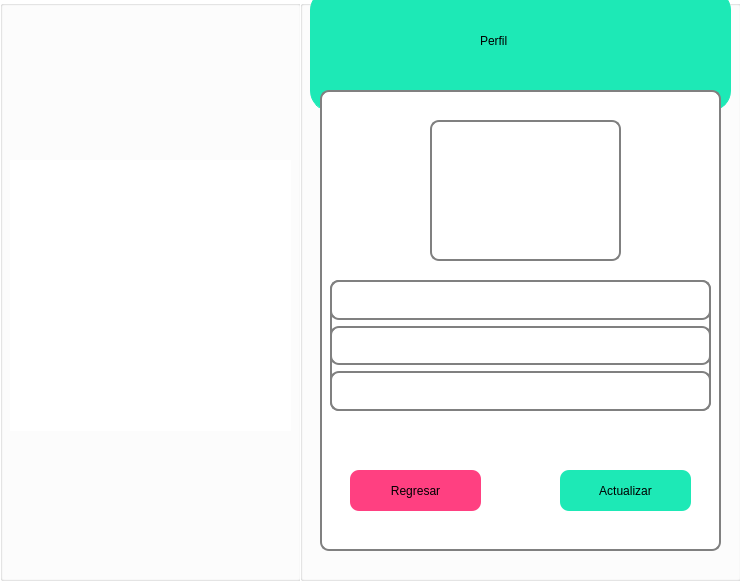
The window that SCS/foto.ui (sagarme17/SCS) describes before a commit, drawn with Qt 5.
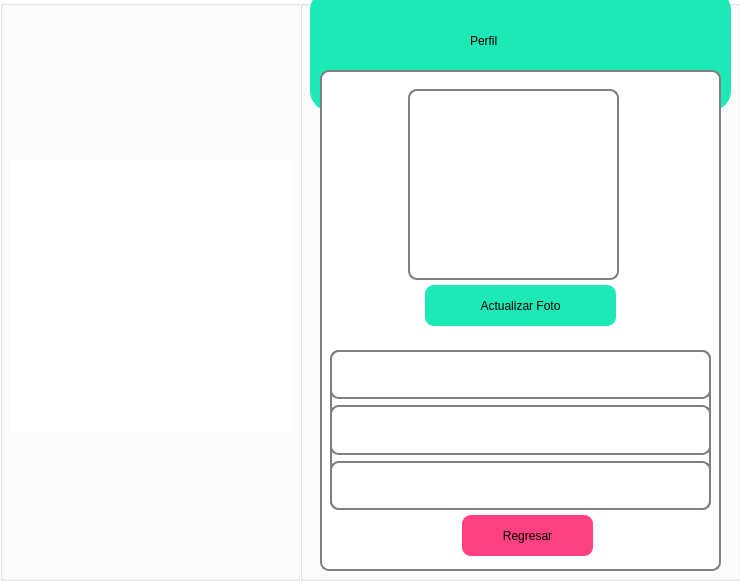
The same window after the commit. Icons and pictures are not drawn.

The edit to the form file:
```diff
--- a/SCS/foto.ui
+++ b/SCS/foto.ui
@@ -63,9 +63,9 @@
    <widget class="QLabel" name="Alumno">
     <property name="geometry">
      <rect>
-      <x>180</x>
+      <x>170</x>
       <y>20</y>
-      <width>91</width>
+      <width>111</width>
       <height>41</height>
      </rect>
     </property>
@@ -83,9 +83,9 @@
     <property name="geometry">
      <rect>
       <x>20</x>
-      <y>90</y>
+      <y>70</y>
       <width>401</width>
-      <height>461</height>
+      <height>501</height>
      </rect>
     </property>
     <property name="styleSheet">
@@ -97,41 +97,12 @@
     <property name="title">
      <string/>
     </property>
-    <widget class="QPushButton" name="Regresar">
-     <property name="geometry">
-      <rect>
-       <x>30</x>
-       <y>380</y>
-       <width>131</width>
-       <height>41</height>
-      </rect>
-     </property>
-     <property name="mouseTracking">
-      <bool>true</bool>
-     </property>
-     <property name="focusPolicy">
-      <enum>Qt::ClickFocus</enum>
-     </property>
-     <property name="styleSheet">
-      <string notr="true">background-color: #FF4081;
-font: 14pt 75 &quot;Times New Roman&quot;;
-border:none;
-hover!pressed:border: 5px solid blue;
-</string>
-     </property>
-     <property name="text">
-      <string>Regresar</string>
-     </property>
-     <property name="flat">
-      <bool>false</bool>
-     </property>
-    </widget>
     <widget class="QPushButton" name="Actualizar">
      <property name="geometry">
       <rect>
-       <x>240</x>
-       <y>380</y>
-       <width>131</width>
+       <x>105</x>
+       <y>215</y>
+       <width>191</width>
        <height>41</height>
       </rect>
      </property>
@@ -142,7 +113,7 @@
 hover!pressed:border: 5px solid blue;</string>
      </property>
      <property name="text">
-      <string>Actualizar</string>
+      <string>Actualizar Foto</string>
      </property>
      <property name="autoDefault">
       <bool>true</bool>
@@ -152,9 +123,9 @@
      <property name="geometry">
       <rect>
        <x>10</x>
-       <y>190</y>
+       <y>280</y>
        <width>381</width>
-       <height>131</height>
+       <height>160</height>
       </rect>
      </property>
      <layout class="QVBoxLayout" name="verticalLayout">
@@ -224,10 +195,10 @@
     <widget class="QLabel" name="aver">
      <property name="geometry">
       <rect>
-       <x>110</x>
-       <y>30</y>
-       <width>191</width>
-       <height>141</height>
+       <x>88</x>
+       <y>19</y>
+       <width>211</width>
+       <height>191</height>
       </rect>
      </property>
      <property name="text">
@@ -237,6 +208,35 @@
       <bool>true</bool>
      </property>
     </widget>
+    <widget class="QPushButton" name="Regresar">
+     <property name="geometry">
+      <rect>
+       <x>142</x>
+       <y>445</y>
+       <width>131</width>
+       <height>41</height>
+      </rect>
+     </property>
+     <property name="mouseTracking">
+      <bool>true</bool>
+     </property>
+     <property name="focusPolicy">
+      <enum>Qt::ClickFocus</enum>
+     </property>
+     <property name="styleSheet">
+      <string notr="true">background-color: #FF4081;
+font: 14pt 75 &quot;Times New Roman&quot;;
+border:none;
+hover!pressed:border: 5px solid blue;
+</string>
+     </property>
+     <property name="text">
+      <string>Regresar</string>
+     </property>
+     <property name="flat">
+      <bool>false</bool>
+     </property>
+    </widget>
     <zorder>Cambiar_Foto</zorder>
     <zorder>Regresar</zorder>
     <zorder>Actualizar</zorder>
```
Left out of the diff: 2 changed lines with no effect on the pictures.
